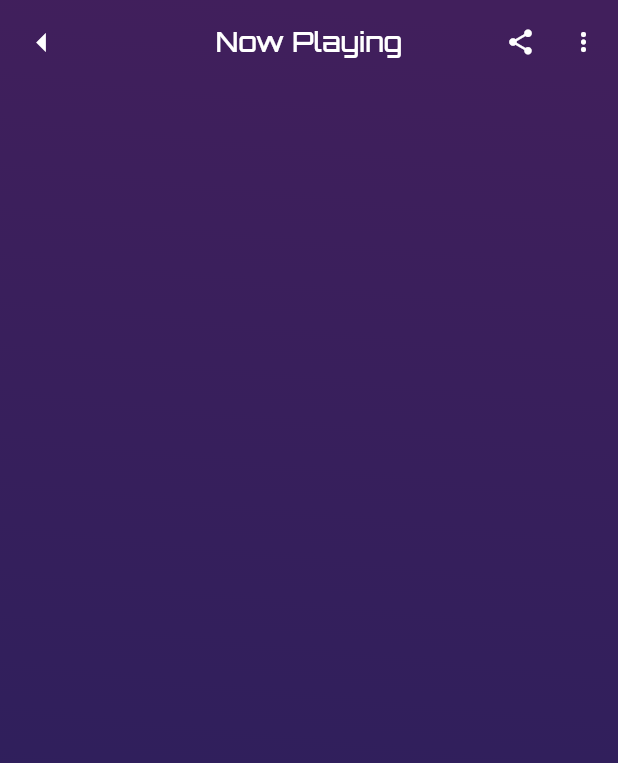
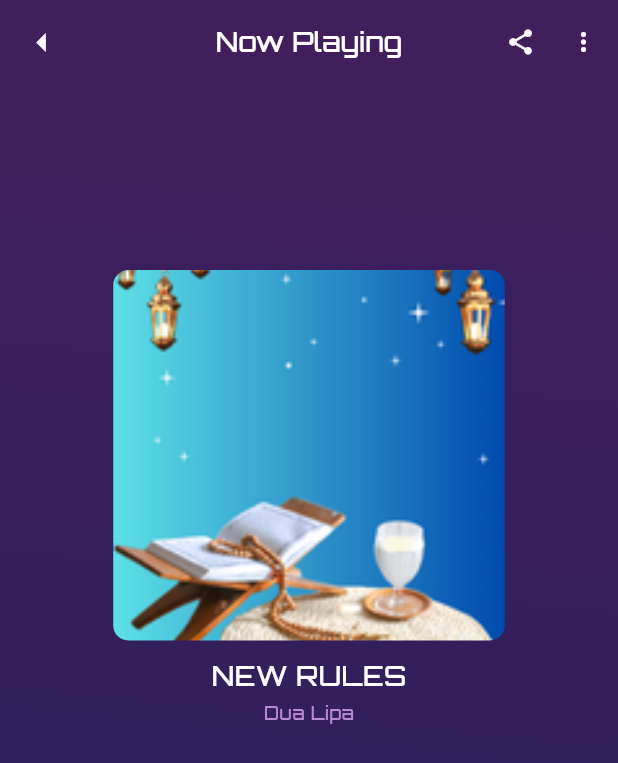
Before and after one commit to EngMohamed3382/music_app, a Flutter app: the PlayMusicScreen screen opened by its route, on a phone screen of 412 x 824 dp. Shown: the top 763 px of the screen. Run offline on Flutter 3.47's test engine with Material 3 defaults, Android fonts, the phone set to English and light mode, and no system bars.

Commit message:
Part 28 design Play Page Part 3 Make Custom Songs Details Play Music

```diff
--- a/lib/core/resources/height_values_managers.dart
+++ b/lib/core/resources/height_values_managers.dart
@@ -2,12 +2,14 @@ class HeightValuesManagers{
   static const double h1 = 1;
   static const double h4 = 4;
   static const double h9 = 9;
+  static const double h10 = 10;
   static const double h11 = 11;
   static const double h20 = 20;
   static const double h22 = 22;
   static const double h58 = 58;
   static const double h60 = 60;
   static const double h111 = 111;
+  static const double h124 = 124;
   static const double h150 = 150;
   static const double h151 = 151;
   static const double h171 = 171;
--- a/lib/features/play_music/screens/play_music_screen.dart
+++ b/lib/features/play_music/screens/play_music_screen.dart
@@ -1,7 +1,9 @@
 import 'package:flutter/material.dart';
 import 'package:music_app/core/resources/alignment_managers.dart';
 import 'package:music_app/core/resources/color_managers.dart';
+import 'package:music_app/core/resources/height_values_managers.dart';
 import 'package:music_app/features/play_music/widgets/custom_app_bar_play_music_screen.dart';
+import 'package:music_app/features/play_music/widgets/custom_songs_details_play_music_screen.dart';
 
 class PlayMusicScreen extends StatelessWidget {
   const PlayMusicScreen({super.key});
@@ -19,9 +21,22 @@ class PlayMusicScreen extends StatelessWidget {
                 end: Alignment(
                     AlignmentManagersX.x_0_20, AlignmentManagersY.y0_98),
                 colors: [
-                  ColorManagers.kPrimaryColor,
-                  ColorManagers.kDarkBlue
-                ])),
+              ColorManagers.kPrimaryColor,
+              ColorManagers.kDarkBlue
+            ])),
+        child: SafeArea(
+          child: Container(
+            width: double.infinity,
+            child: Column(
+              crossAxisAlignment: CrossAxisAlignment.center,
+              children: [
+                SizedBox(height: HeightValuesManagers.h124,),
+                CustomSongsDetailsPlayMusic()
+
+              ],
+            ),
+          ),
+        ),
       ),
     );
   }
--- /dev/null
+++ b/lib/features/play_music/widgets/custom_songs_details_play_music_screen.dart
@@ -0,0 +1,49 @@
+import 'package:flutter/material.dart';
+import 'package:music_app/core/resources/assets_managers.dart';
+import 'package:music_app/core/resources/color_managers.dart';
+import 'package:music_app/core/resources/font_managers.dart';
+import 'package:music_app/core/resources/height_values_managers.dart';
+import 'package:music_app/core/resources/radius_values_managers.dart';
+
+class CustomSongsDetailsPlayMusic extends StatelessWidget {
+  const CustomSongsDetailsPlayMusic({
+    super.key,
+  });
+
+  @override
+  Widget build(BuildContext context) {
+    return Column(
+      children: [
+        ClipRRect(
+          borderRadius: BorderRadius.circular(RadiusValuesManagers.r10),
+          child: Image(
+            fit: BoxFit.cover,
+            width: 261,
+            height: 247,
+            image: AssetImage(AssetsManagers.homePageH5),
+          ),
+        ),
+        SizedBox(
+          height: HeightValuesManagers.h10,
+        ),
+        Text(
+          "NEW RULES",
+          style: TextStyle(
+              color: ColorManagers.kWhite,
+              fontWeight: FontWeight.w500,
+              fontSize: FontSizeManagers.f18),
+        ),
+        SizedBox(
+          height: HeightValuesManagers.h4,
+        ),
+        Text(
+          "Dua Lipa",
+          style: TextStyle(
+              color: ColorManagers.kLightPurple,
+              fontWeight: FontWeight.w500,
+              fontSize: FontSizeManagers.f12),
+        ),
+      ],
+    );
+  }
+}
```
